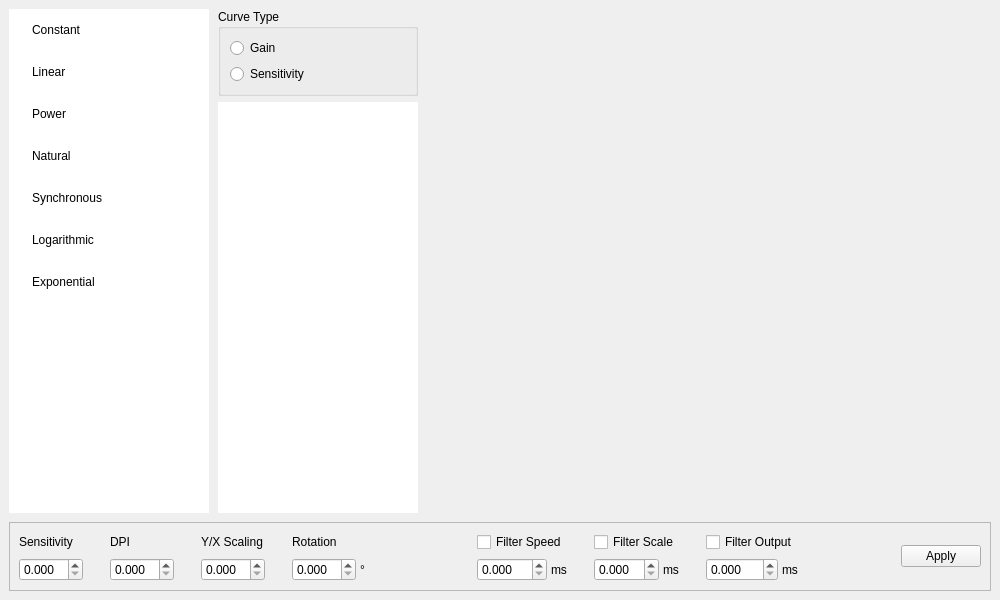
fsecilia/curves, file src/curves/ui/qt/main_window/main_window.ui: the form before one commit.
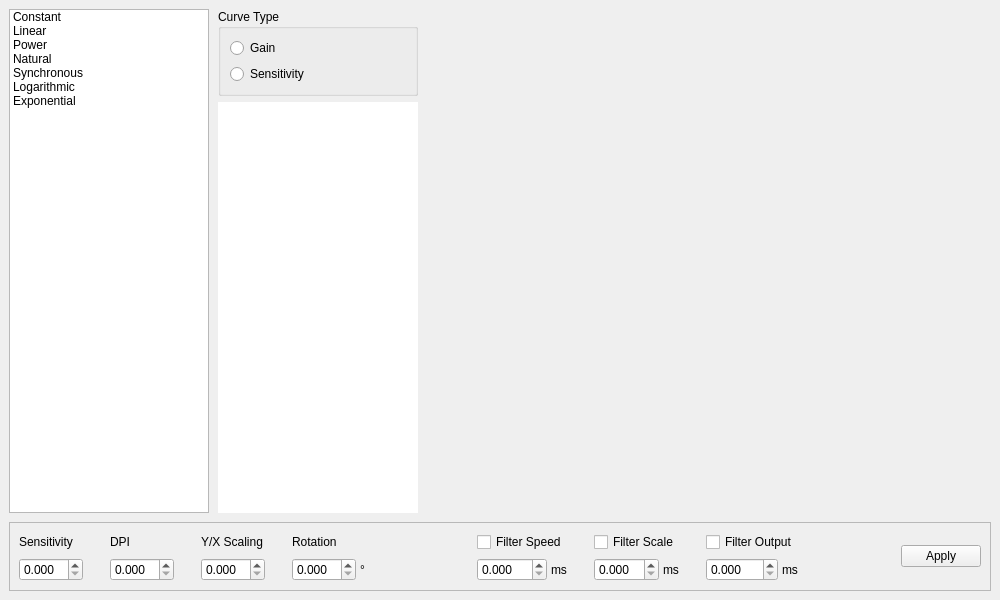
The form after the commit. Custom widgets are drawn as their Qt base class.

Commit message: fix(ui): simplify css

Diff of the .ui file:
```diff
--- a/src/curves/ui/qt/main_window/main_window.ui
+++ b/src/curves/ui/qt/main_window/main_window.ui
@@ -66,39 +66,28 @@
           </size>
          </property>
          <property name="styleSheet">
-          <string notr="true">/* This targets the entire list widget itself. */
-QListWidget {
-    /* Removes the default &quot;sunken&quot; border. */
+          <string notr="true">QListWidget {
     border: none;
-
-    /* Removes the dotted outline when focused. */
     outline: 0px;
 }
 
-/* This targets each individual item in the list. */
 QListWidget::item {
-    /* Use button-like geometry. */
-    padding: 10px 12px;  /* 10px top/bottom, 12px left/right. */
-    margin: 4px 8px;     /* Space *between* the &quot;buttons&quot;. */
+    padding: 10px 12px;
+    margin: 4px 4px;
 
-    background-color: transparent; /* Default state is no color. */
-    border-radius: 5px; /* Rounded corners. */
+    background-color: transparent;
+    border-radius: 5px;
 }
 
-/* This targets an item when the mouse hovers over it. */
 QListWidget::item:hover {
     background-color: #585860; /* A cool gray hover. */
 }
 
-/* This targets the currently selected item. */
 QListWidget::item:selected {
-    background-color: #0078d4; /* A nice blue &quot;selected&quot; color. */
-    color: white; /* Make the text white. */
+    background-color: #0078d4; */
+    color: white;
 }
 
-/* This makes the selection &quot;stick&quot; even if the widget
- * loses focus (e.g., user clicks a textbox).
- */
 QListWidget::item:selected:!active {
     background-color: #0078d4;
     color: white;
```
Left out of the diff: 2 changed lines with no effect on the pictures. The commit also changes 1 other file.
